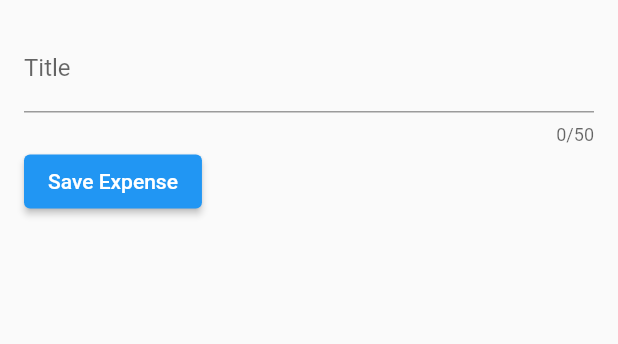
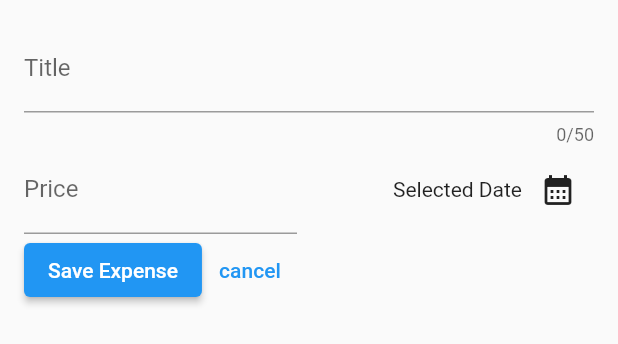
Before and after one commit to AndroidKarlos/ExpensesTracker, a Flutter app: the NewExpense widget shown alone on an empty page, opened directly, on a phone screen of 412 x 824 dp. Shown: the top 344 px of the screen. Run offline on Flutter 3.47's test engine with Material 2 defaults, Android fonts, the phone set to English and light mode, and no system bars.

Commit message:
adding a datepicker

```diff
--- a/lib/widget/new_expense.dart
+++ b/lib/widget/new_expense.dart
@@ -11,13 +11,24 @@ class NewExpense extends StatefulWidget {
 
 class _NewExpenseState extends State<NewExpense> {
   final _titleController = TextEditingController();
+  final _amountController = TextEditingController();
+
+  void _presentDatePicker() {
+    final now = DateTime.now();
+    final firstDate = DateTime(now.year - 1, now.month, now.day);
+    showDatePicker(
+        context: context,
+        initialDate: now,
+        firstDate: firstDate,
+        lastDate: now);
+  }
 
   @override
   void dispose() {
     _titleController.dispose();
+    _amountController.dispose();
     super.dispose();
   }
-
 
   @override
   Widget build(BuildContext context) {
@@ -26,7 +37,7 @@ class _NewExpenseState extends State<NewExpense> {
       child: Column(
         children: [
           TextField(
-            controller: _titleController ,
+            controller: _titleController,
             maxLength: 50,
             decoration: const InputDecoration(
               label: Text('Title'),
@@ -34,9 +45,43 @@ class _NewExpenseState extends State<NewExpense> {
           ),
           Row(
             children: [
+              Expanded(
+                child: TextField(
+                  controller: _amountController,
+                  keyboardType: TextInputType.number,
+                  decoration: const InputDecoration(
+                    prefixText: '\$ ',
+                    label: Text('Price'),
+                  ),
+                ),
+              ),
+              const SizedBox(width: 16),
+              Expanded(
+                child: Row(
+                  mainAxisAlignment: MainAxisAlignment.end,
+                  crossAxisAlignment: CrossAxisAlignment.center,
+                  children: [
+                    const Text('Selected Date'),
+                    IconButton(
+                      onPressed: _presentDatePicker,
+                      icon: const Icon(Icons.calendar_month),
+                    )
+                  ],
+                ),
+              ),
+            ],
+          ),
+          Row(
+            children: [
               ElevatedButton(
                 onPressed: () {},
                 child: const Text('Save Expense'),
+              ),
+              TextButton(
+                onPressed: () {
+                  Navigator.pop(context);
+                },
+                child: const Text('cancel'),
               ),
             ],
           )
```
